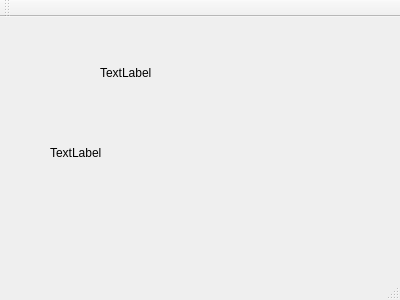
Qt form mainwindow.ui (Team-llamas/Project-1) before a commit.
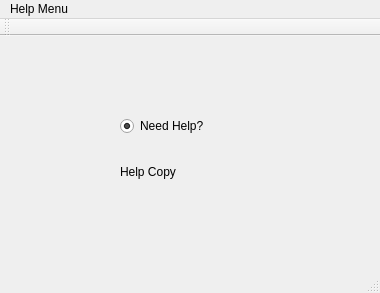
The same form after that commit.

What changed in the file:
```diff
--- a/mainwindow.ui
+++ b/mainwindow.ui
@@ -6,38 +6,44 @@
    <rect>
     <x>0</x>
     <y>0</y>
-    <width>400</width>
-    <height>300</height>
+    <width>380</width>
+    <height>293</height>
    </rect>
   </property>
   <property name="windowTitle">
    <string>MainWindow</string>
   </property>
   <widget class="QWidget" name="centralWidget">
+   <widget class="QRadioButton" name="NeedHelp">
+    <property name="geometry">
+     <rect>
+      <x>120</x>
+      <y>80</y>
+      <width>100</width>
+      <height>20</height>
+     </rect>
+    </property>
+    <property name="text">
+     <string>Need Help?</string>
+    </property>
+    <property name="checked">
+     <bool>true</bool>
+    </property>
+   </widget>
    <widget class="QLabel" name="label">
     <property name="geometry">
      <rect>
-      <x>100</x>
-      <y>40</y>
+      <x>120</x>
+      <y>110</y>
       <width>111</width>
-      <height>31</height>
+      <height>51</height>
      </rect>
     </property>
-    <property name="text">
-     <string>TextLabel</string>
+    <property name="inputMethodHints">
+     <set>Qt::ImhNone</set>
     </property>
-   </widget>
-   <widget class="QLabel" name="robot_pic">
-    <property name="geometry">
-     <rect>
-      <x>50</x>
-      <y>100</y>
-      <width>231</width>
-      <height>71</height>
-     </rect>
-    </property>
     <property name="text">
-     <string>TextLabel</string>
+     <string>Help Copy</string>
     </property>
    </widget>
   </widget>
@@ -46,10 +52,16 @@
     <rect>
      <x>0</x>
      <y>0</y>
-     <width>400</width>
+     <width>380</width>
      <height>22</height>
     </rect>
    </property>
+   <widget class="QMenu" name="menuHelp_Menu">
+    <property name="title">
+     <string>Help Menu</string>
+    </property>
+   </widget>
+   <addaction name="menuHelp_Menu"/>
   </widget>
   <widget class="QToolBar" name="mainToolBar">
    <attribute name="toolBarArea">
```
Left out of the diff: 4 changed lines with no effect on the pictures.
